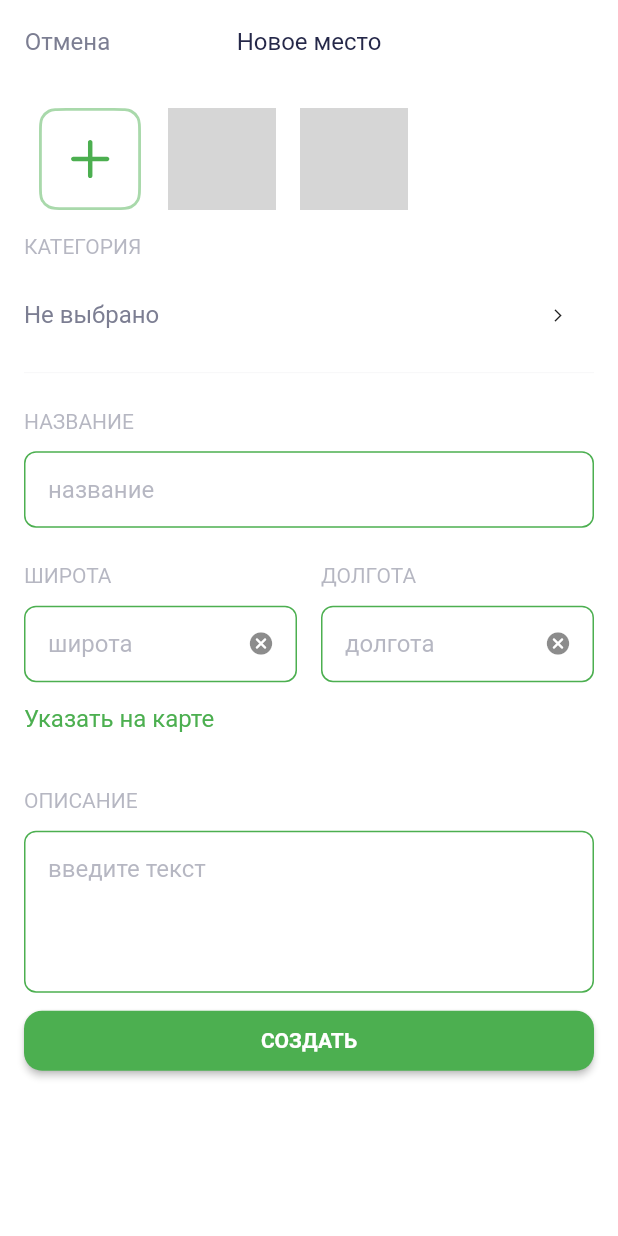
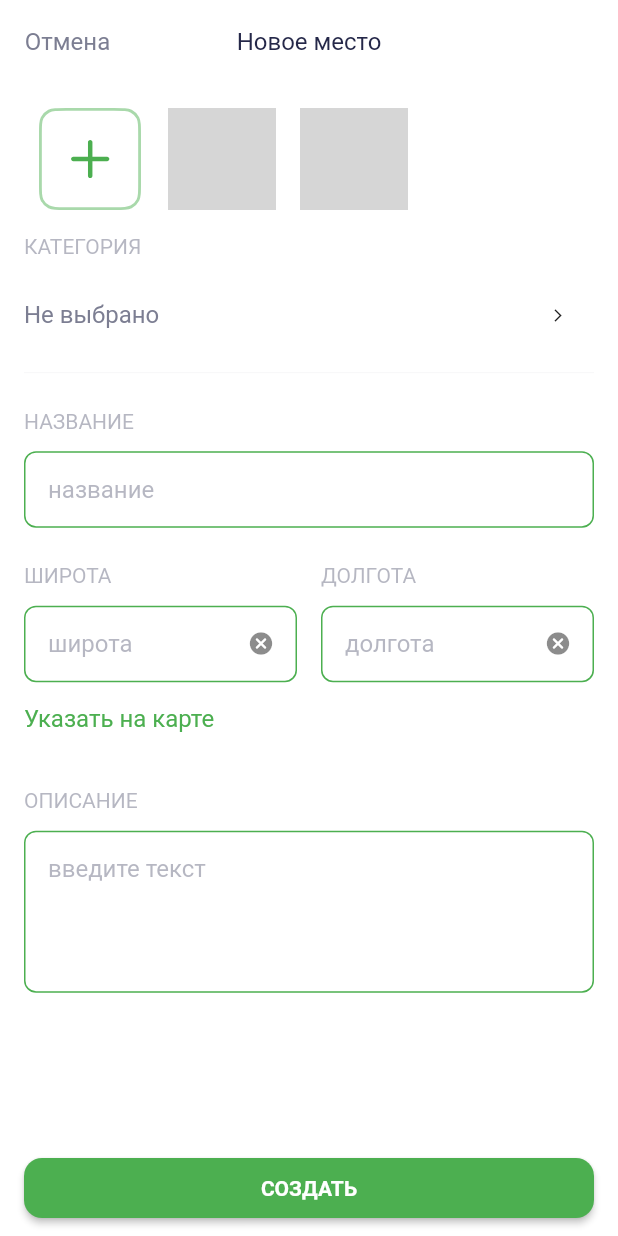
Before and after one commit to braginsm/places, a Flutter app: the AddSightScreen screen opened directly, after a tap on the "cancel" icon, on a phone screen of 412 x 824 dp. Run offline on Flutter 3.47's test engine with Material 2 defaults, Android fonts, the phone set to English and light mode, and no system bars; our stand-ins replace dio, equatable, flutter_bloc, flutter_mobx, flutter_redux, flutter_svg and 3 more; missing offline and left inert: dart:html, enum_to_string; generated files the repository leaves out were written again; network calls fail; grey boxes are pictures that could not be loaded.

Commit message:
верстка и ванильная реализация

```diff
--- a/lib/main.dart
+++ b/lib/main.dart
@@ -72,7 +72,7 @@ class App extends StatelessWidget {
       child: MaterialApp(
         theme: context.watch<MainState>().theme,
         //home: SplashScreen(),
-        home: SelectPlaceCategory(),
+        home: AddSightScreen(),
         title: "Places",
       ),
     );
--- a/lib/ui/screen/add_sight.dart
+++ b/lib/ui/screen/add_sight.dart
@@ -68,11 +68,11 @@ class _AddSightScreenState extends State<AddSightScreen> {
       ),
       body: Padding(
         padding: EdgeInsets.symmetric(horizontal: 16),
-        child: SingleChildScrollView(
         child: Column(
           mainAxisAlignment: MainAxisAlignment.spaceBetween,
           children: [
-              Column(
+            Expanded(
+              child: Column(
                 crossAxisAlignment: CrossAxisAlignment.start,
                 children: [
                   Container(
@@ -99,14 +99,23 @@ class _AddSightScreenState extends State<AddSightScreen> {
                       mainAxisAlignment: MainAxisAlignment.spaceBetween,
                       children: [
                         Text(
-                          "Не выбрано",
+                          context.watch<AddSightState>().type == null
+                            ? "Не выбрано"
+                            : Place.ruPlaceTypeNames[context.watch<AddSightState>().type.index],
                           style: TextStyleSet()
                               .textRegular16
                               .copyWith(color: Theme.of(context).hintColor),
                         ),
                         IconButton(
-                          icon: Icon(Icons.arrow_forward_ios, size: 10,),
-                          onPressed: () => Navigator.push(context, MaterialPageRoute(builder: (_) => SelectPlaceCategory(),)),
+                          icon: Icon(
+                            Icons.arrow_forward_ios,
+                            size: 10,
+                          ),
+                          onPressed: () => Navigator.push(
+                              context,
+                              MaterialPageRoute(
+                                builder: (_) => SelectPlaceCategory(),
+                              )),
                         )
                       ],
                     ),
@@ -230,6 +239,7 @@ class _AddSightScreenState extends State<AddSightScreen> {
                   ),
                 ],
               ),
+            ),
             Container(
               width: double.infinity,
               padding: EdgeInsets.symmetric(vertical: 8),
@@ -247,7 +257,6 @@ class _AddSightScreenState extends State<AddSightScreen> {
               ),
             ),
           ],
-          ),
         ),
       ),
     );
@@ -269,4 +278,13 @@ class AddSightState with ChangeNotifier {
     images.remove(img);
     notifyListeners();
   }
+
+  PlaceType _type;
+
+  PlaceType get type => _type;
+
+  void setType(int index) {
+    _type = PlaceType.values[index];
+    notifyListeners();
   }
+}
```
Also changed, not shown: lib/ui/screen/select_category.dart (+18 -8 lines). Lines whose indentation alone changed are shown as unchanged.
